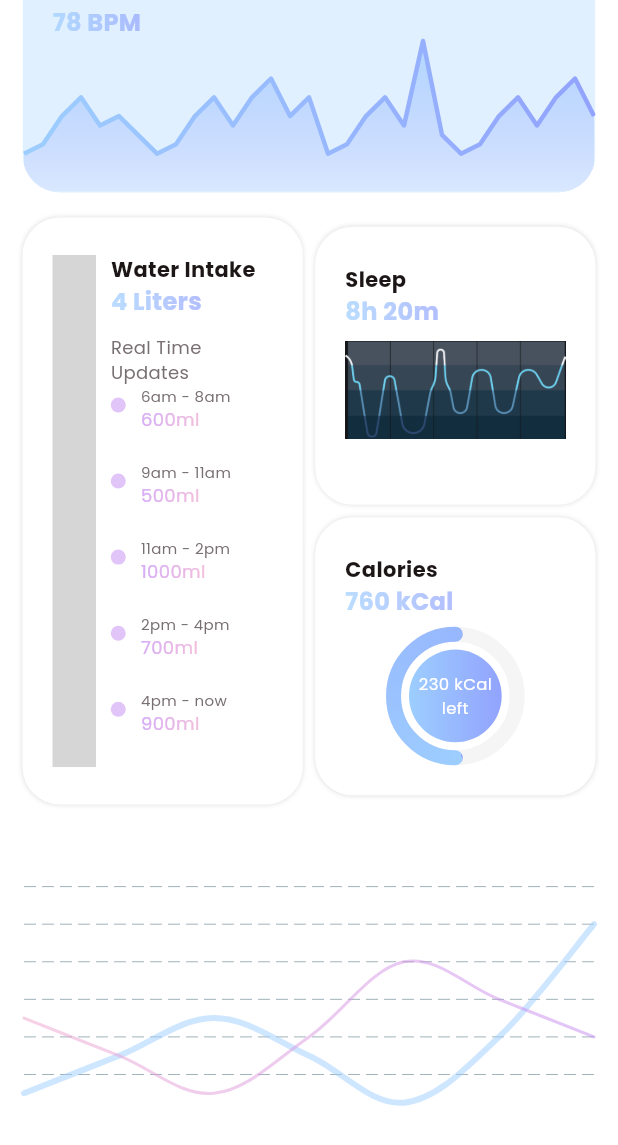
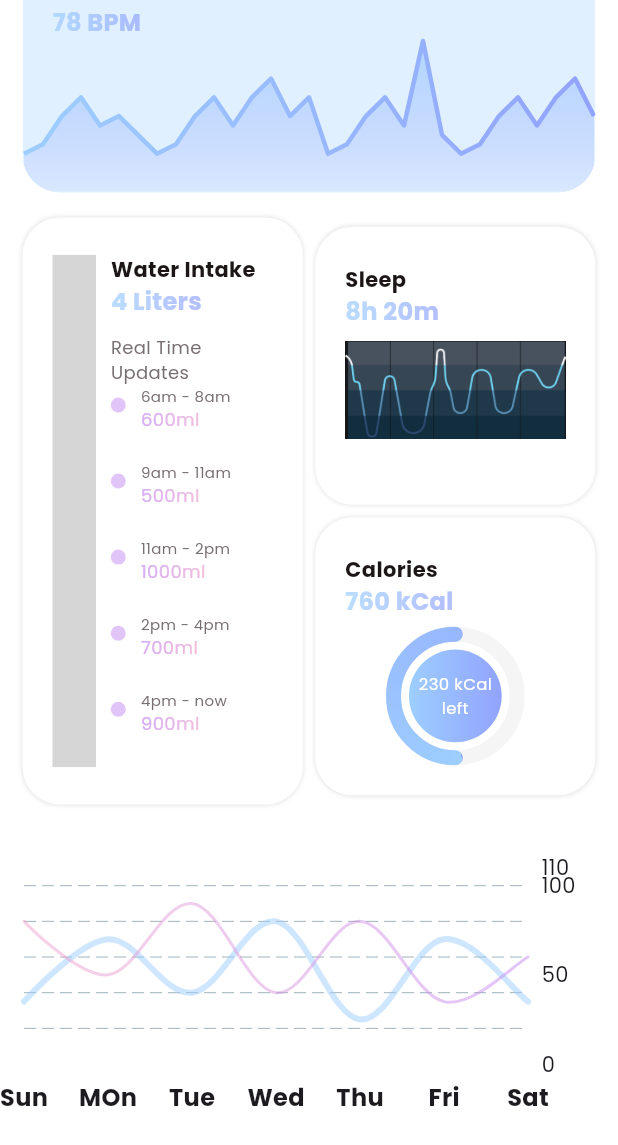
Before and after one commit to sdhaputhanthrie/Fitness-App, a Flutter app: the HomeView screen opened directly, scrolled down 440 dp, on a phone screen of 412 x 824 dp. Shown: the top 1145 px of the screen. Run offline on Flutter 3.47's test engine with Material 3 defaults, Android fonts, the phone set to English and light mode, and no system bars; drawn by our look-alikes of fl_chart, simple_circular_progress_bar; our stand-ins replace carousel_slider; missing offline and left inert: dotted_dashed_line, simple_animation_progress_bar; grey boxes are pictures that could not be loaded.

Commit message:
update the line chart

```diff
--- a/lib/view/home/home_view.dart
+++ b/lib/view/home/home_view.dart
@@ -874,8 +874,17 @@ class _HomeViewState extends State<HomeView> {
                       ),
                       lineBarsData: lineBarsData1,
                       minY: 0,
-                      maxY: 130,
-                      titlesData: FlTitlesData(show: false),
+                      maxY: 110,
+                      titlesData: FlTitlesData(
+                        show: true,
+                        leftTitles: AxisTitles(),
+                        topTitles: AxisTitles(),
+                        bottomTitles: AxisTitles(
+                          sideTitles: bottomTitles,
+                        ),
+
+
+                      ),
 
                       gridData: FlGridData(
                         show: true,
@@ -884,8 +893,8 @@ class _HomeViewState extends State<HomeView> {
                         horizontalInterval: 20,
                         drawVerticalLine: false,
                         getDrawingVerticalLine: (value) {
-                          return  FlLine(
-                            color:TColor.gray.withOpacity(0.2),
+                          return FlLine(
+                            color: TColor.gray.withOpacity(0.2),
                             strokeWidth: 2,
                           );
                         },
@@ -967,13 +976,13 @@ class _HomeViewState extends State<HomeView> {
     dotData: const FlDotData(show: false),
     belowBarData: BarAreaData(show: false),
     spots: const [
-      FlSpot(1, 10),
-      FlSpot(2, 30),
-      FlSpot(3, 50),
-      FlSpot(4, 30),
-      FlSpot(5, 5),
-      FlSpot(6, 40),
-      FlSpot(7, 100),
+      FlSpot(1, 35),
+      FlSpot(2, 70),
+      FlSpot(3, 40),
+      FlSpot(4, 80),
+      FlSpot(5, 25),
+      FlSpot(6, 70),
+      FlSpot(7, 35),
     ],
   );
 
@@ -990,13 +999,99 @@ class _HomeViewState extends State<HomeView> {
     dotData: const FlDotData(show: false),
     belowBarData: BarAreaData(show: false),
     spots: const [
-      FlSpot(1, 50),
-      FlSpot(2, 30),
-      FlSpot(3, 10),
+      FlSpot(1, 80),
+      FlSpot(2, 50),
+      FlSpot(3, 90),
       FlSpot(4, 40),
       FlSpot(5, 80),
-      FlSpot(6, 60),
-      FlSpot(7, 40),
+      FlSpot(6, 35),
+      FlSpot(7, 60),
     ],
   );
+
+  SideTitles rightTitles() => SideTitles(
+    getTitlesWidget: rightTitleWidgets,
+    showTitles: true,
+    interval: 20,
+    reservedSize: 40,
+  );
+
+  Widget rightTitleWidgets(double value, TitleMeta meta) {
+    const style = TextStyle(fontWeight: FontWeight.bold, fontSize: 14);
+
+    String text;
+    switch (value.toInt()) {
+      case 0:
+        text = '0%';
+        break;
+      case 20:
+        text = '20%';
+        break;
+      case 40:
+        text = '40%';
+        break;
+      case 60:
+        text = '60%';
+        break;
+      case 80:
+        text = '80%';
+        break;
+      case 100:
+        text = '100%';
+        break;
+      default:
+        return Container();
+    }
+
+    return Text(text, style: style, textAlign: TextAlign.center);
+  }
+
+  SideTitles get bottomTitles => SideTitles(
+        showTitles: true,
+        reservedSize: 32,
+        interval: 1,
+        getTitlesWidget: bottomTitleWidgets,
+      );
+
+   Widget bottomTitleWidgets(double value, TitleMeta meta) {
+    const style = TextStyle(
+      fontWeight: FontWeight.bold,
+      fontSize: 16,
+    );
+    Widget text;
+    switch (value.toInt()) {
+      case 1:
+        text = const Text('Sun', style: style);
+        break;
+      case 2:
+        text = const Text('MOn', style: style);
+        break;
+      case 3:
+        text = const Text('Tue', style: style);
+        break;
+      case 4:
+        text = const Text('Wed', style: style);
+        break;
+      case 5:
+        text = const Text('Thu', style: style);
+        break;
+      case 6:
+        text = const Text('Fri', style: style);
+        break;
+      case 7:
+        text = const Text('Sat', style: style);
+        break;
+      default:
+        text = const Text('');
+        break;
+    }
+
+    return SideTitleWidget(
+      meta: meta,
+      space: 10,
+      child: text,
+    );
+  }
+
+
 }
```
